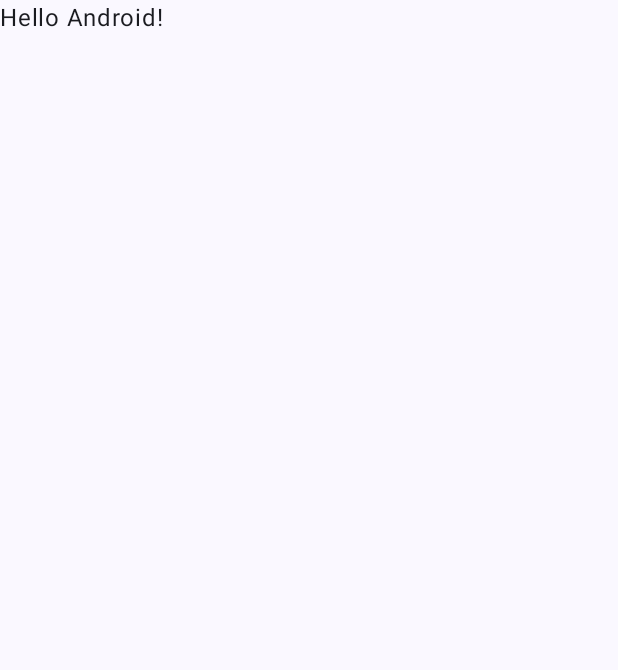
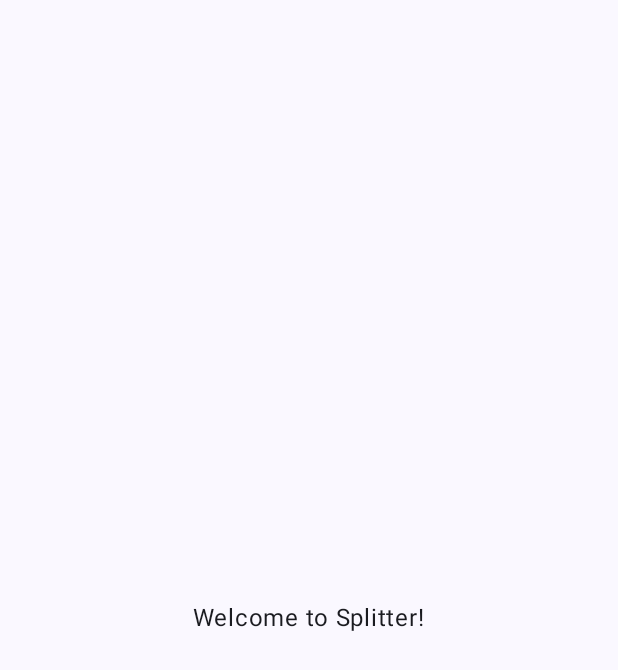
Before and after one commit to Dtalan/splitter, an Android app built with Jetpack Compose: the screen it shows after launch (MainActivity), on a phone screen of 412 x 824 dp. Before the commit the part shown is almost empty. Shown: the top 670 px of the screen. Run offline under Robolectric (Android 15) with nearby library versions, the phone set to English and light mode, and no system bars.

```diff
--- a/app/src/main/java/com/divyanshu/splitter/MainActivity.kt
+++ b/app/src/main/java/com/divyanshu/splitter/MainActivity.kt
@@ -4,11 +4,14 @@ import android.os.Bundle
 import androidx.activity.ComponentActivity
 import androidx.activity.compose.setContent
 import androidx.activity.enableEdgeToEdge
+import androidx.compose.foundation.layout.Arrangement
+import androidx.compose.foundation.layout.Column
 import androidx.compose.foundation.layout.fillMaxSize
 import androidx.compose.foundation.layout.padding
 import androidx.compose.material3.Scaffold
 import androidx.compose.material3.Text
 import androidx.compose.runtime.Composable
+import androidx.compose.ui.Alignment
 import androidx.compose.ui.Modifier
 import androidx.compose.ui.tooling.preview.Preview
 import com.divyanshu.splitter.ui.theme.SplitterTheme
@@ -19,29 +22,33 @@ class MainActivity : ComponentActivity() {
         enableEdgeToEdge()
         setContent {
             SplitterTheme {
-                Scaffold(modifier = Modifier.fillMaxSize()) { innerPadding ->
-                    Greeting(
-                        name = "Android",
-                        modifier = Modifier.padding(innerPadding)
-                    )
-                }
+                HomeScreen()
             }
         }
     }
 }
 
 @Composable
-fun Greeting(name: String, modifier: Modifier = Modifier) {
-    Text(
-        text = "Hello $name!",
-        modifier = modifier
-    )
+fun HomeScreen() {
+    Scaffold(modifier = Modifier.fillMaxSize()) { innerPadding ->
+        Column(
+            horizontalAlignment = Alignment.CenterHorizontally,
+            verticalArrangement = Arrangement.Center,
+            modifier = Modifier
+                .fillMaxSize()
+                .padding(innerPadding)
+        ) {
+            Text(
+                text = "Welcome to Splitter!",
+            )
+        }
+    }
 }
 
 @Preview(showBackground = true)
 @Composable
-fun GreetingPreview() {
+fun HomeScreenPreview() {
     SplitterTheme {
-        Greeting("Android")
+        HomeScreen()
     }
 }
--- a/app/src/main/java/com/divyanshu/splitter/ui/theme/Theme.kt
+++ b/app/src/main/java/com/divyanshu/splitter/ui/theme/Theme.kt
@@ -1,6 +1,5 @@
 package com.divyanshu.splitter.ui.theme
 
-import android.app.Activity
 import android.os.Build
 import androidx.compose.foundation.isSystemInDarkTheme
 import androidx.compose.material3.MaterialTheme
```
Also changed, not shown: app/build.gradle.kts (+13 -5 lines), 1 other file.
